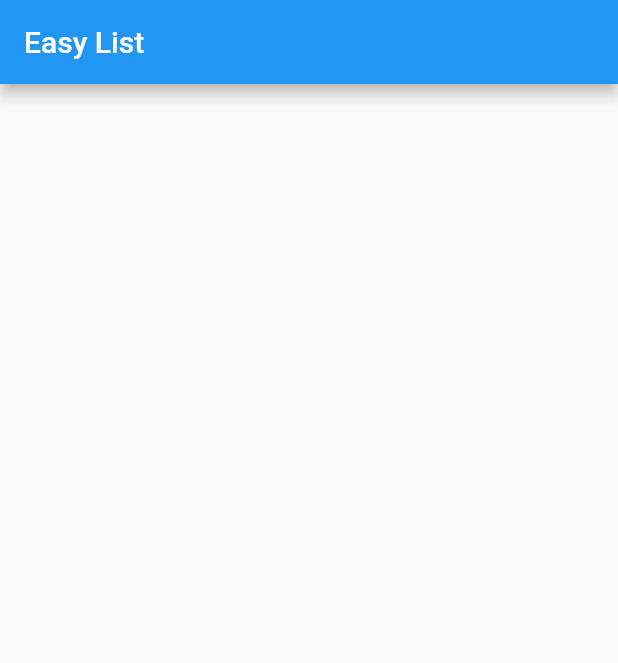
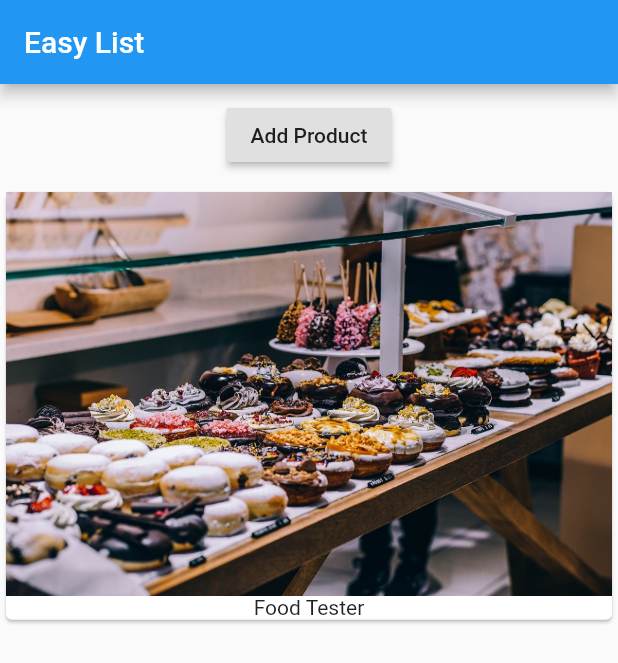
Before and after one commit to andres-gr/flutter-udemy-course, a Flutter app: the screen it shows after launch, on a phone screen of 412 x 824 dp. Shown: the top 663 px of the screen. Run offline on Flutter 3.47's test engine with Material 2 defaults, Android fonts, the phone set to English and light mode, and no system bars.

Commit message:
section 2, lecture 29 complete

```diff
--- a/lib/main.dart
+++ b/lib/main.dart
@@ -2,7 +2,16 @@ import 'package:flutter/material.dart';
 
 void main() => runApp(MyApp());
 
-class MyApp extends StatelessWidget {
+class MyApp extends StatefulWidget {
+  @override
+  State<StatefulWidget> createState() {
+    return _MyAppState();
+  }
+}
+
+class _MyAppState extends State<MyApp> {
+  List<String> _products = ['Food Tester'];
+
   @override
   Widget build(BuildContext context) {
     return MaterialApp(
@@ -10,6 +19,35 @@ class MyApp extends StatelessWidget {
         appBar: AppBar(
           title: Text('Easy List'),
         ),
+        body: Column(
+          children: <Widget>[
+            Container(
+              margin: EdgeInsets.all(10.0),
+              child: RaisedButton(
+                onPressed: () {
+                  setState(() {
+                    _products.add('Advanced Food');
+                  });
+                },
+                child: Text('Add Product'),
+              ),
+            ),
+            Column(
+              children: _products
+                  .map(
+                    (elem) => Card(
+                          child: Column(
+                            children: <Widget>[
+                              Image.asset('assets/food.jpg'),
+                              Text(elem),
+                            ],
+                          ),
+                        ),
+                  )
+                  .toList(),
+            )
+          ],
+        ),
       ),
     );
   }
--- a/pubspec.yaml
+++ b/pubspec.yaml
@@ -41,6 +41,9 @@ flutter:
   # An image asset can refer to one or more resolution-specific "variants", see
   # https://flutter.io/assets-and-images/#resolution-aware.
 
+  assets:
+    - assets/food.jpg
+
   # For details regarding adding assets from package dependencies, see
   # https://flutter.io/assets-and-images/#from-packages
 
```
Also changed, not shown: assets/food.jpg (added).
